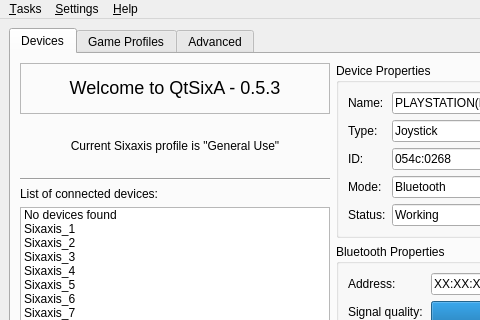
Old version of the form gui/qtsixa_main.ui in the repository aaronp24/QtSixA; both pictures show x 0 to 480 and y 0 to 320 of the 625 by 466 pixel window.
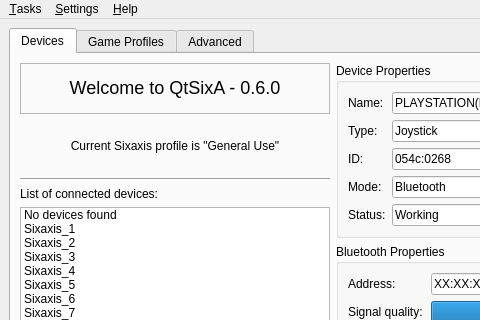
New version of the form. Icons and pictures are not drawn.

The edit to the form file:
```diff
--- a/gui/qtsixa_main.ui
+++ b/gui/qtsixa_main.ui
@@ -65,7 +65,7 @@
 &lt;html&gt;&lt;head&gt;&lt;meta name=&quot;qrichtext&quot; content=&quot;1&quot; /&gt;&lt;style type=&quot;text/css&quot;&gt;
 p, li { white-space: pre-wrap; }
 &lt;/style&gt;&lt;/head&gt;&lt;body style=&quot; font-family:'DejaVu Sans'; font-size:8pt; font-weight:400; font-style:normal;&quot;&gt;
-&lt;p style=&quot; margin-top:0px; margin-bottom:0px; margin-left:0px; margin-right:0px; -qt-block-indent:0; text-indent:0px;&quot;&gt;&lt;span style=&quot; font-size:x-large;&quot;&gt;Welcome to QtSixA - 0.5.3&lt;/span&gt;&lt;/p&gt;&lt;/body&gt;&lt;/html&gt;</string>
+&lt;p style=&quot; margin-top:0px; margin-bottom:0px; margin-left:0px; margin-right:0px; -qt-block-indent:0; text-indent:0px;&quot;&gt;&lt;span style=&quot; font-size:x-large;&quot;&gt;Welcome to QtSixA - 0.6.0&lt;/span&gt;&lt;/p&gt;&lt;/body&gt;&lt;/html&gt;</string>
                </property>
                <property name="alignment">
                 <set>Qt::AlignCenter</set>
```
Left out of the diff: 40 changed lines with no effect on the pictures.
